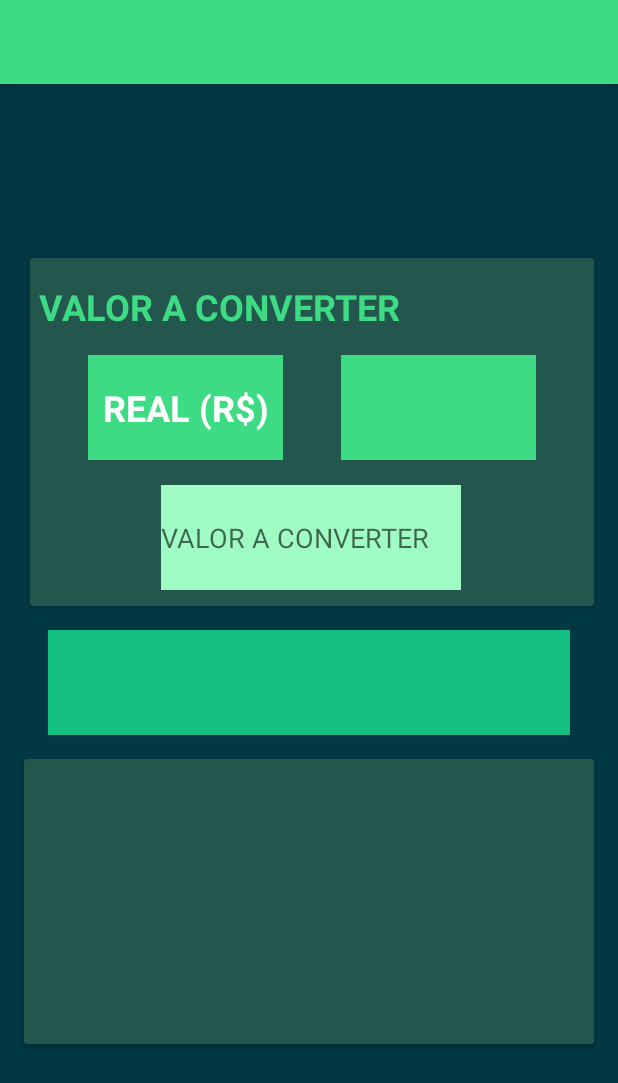
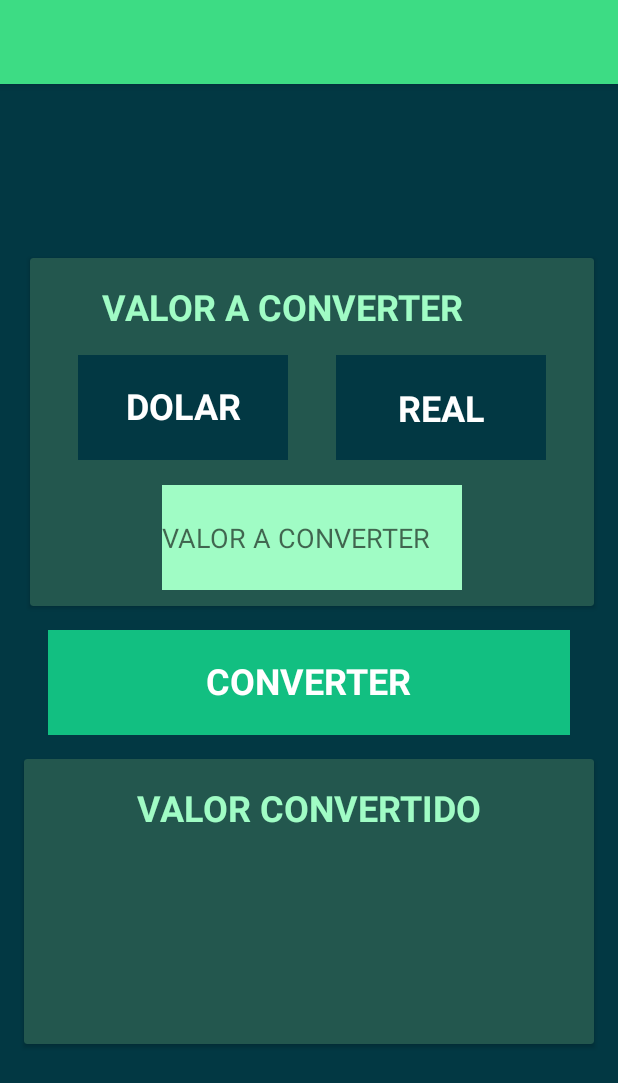
Before and after one commit to douginfodev/imersaodev6, an Android app: the screen it shows after launch (MainActivity), on a phone screen of 412 x 824 dp. Shown: the top 1083 px of the screen. Run offline under Robolectric (Android 15) with nearby library versions, the phone set to English and light mode, and no system bars; our stand-ins replace data binding.

Commit message:
Add function selectMoeda and MoedaConverter

```diff
--- a/app/src/main/java/com/nlwcopa/imersaodeveloper6/ui/conversor/ConversorFragment.kt
+++ b/app/src/main/java/com/nlwcopa/imersaodeveloper6/ui/conversor/ConversorFragment.kt
@@ -5,19 +5,49 @@ import android.view.LayoutInflater
 import android.view.View
 import android.view.ViewGroup
 import androidx.fragment.app.Fragment
+import androidx.lifecycle.ViewModelProvider
 import com.nlwcopa.imersaodeveloper6.R
+import com.nlwcopa.imersaodeveloper6.databinding.FragmentConversorBinding
 import com.nlwcopa.imersaodeveloper6.ui.main.MainFragment
 
 class ConversorFragment : Fragment () {
+
+    private var _binding: FragmentConversorBinding? = null
+    //private lateinit var conversorViewModel: ConversorViewModel
+
+    // This property is only valid between onCreateView and
+    // onDestroyView.
+    private val binding get() = _binding!!
 
     companion object {
         fun newInstance() = ConversorFragment()
     }
 
     override fun onCreateView(
-        inflater: LayoutInflater, container: ViewGroup?,
+        inflater: LayoutInflater,
+        container: ViewGroup?,
         savedInstanceState: Bundle?
     ): View {
-        return inflater.inflate(R.layout.fragment_conversor, container, false)
+
+        //ViewModel
+        val conversorViewModel =
+            ViewModelProvider(this).get(ConversorViewModel::class.java)
+
+        //Inserir Fragment na View
+        _binding = FragmentConversorBinding.inflate(inflater, container, false)
+        val root : View = binding.root
+
+        //binding.nome da variable no xml =
+        // nome da val do viewModelProvider
+        binding.conversorViewModel  = conversorViewModel
+        binding.lifecycleOwner = viewLifecycleOwner
+
+        return root
     }
+
+    override fun onDestroyView() {
+        super.onDestroyView()
+        _binding = null
+    }
+
 }
--- a/app/src/main/java/com/nlwcopa/imersaodeveloper6/ui/conversor/ConversorViewModel.kt
+++ b/app/src/main/java/com/nlwcopa/imersaodeveloper6/ui/conversor/ConversorViewModel.kt
@@ -7,15 +7,40 @@ import androidx.lifecycle.ViewModel
 
 class ConversorViewModel : ViewModel() {
 
-    private val _resultado = MutableLiveData<String>().apply {
-        value = "Crie seu próprio bolão da Copa e compartilhe entre amigos!"
-    }
-    val resultado: LiveData<String> = _resultado
+    private val _resultado = MutableLiveData<String>()
+    val resultado: LiveData<String>
+        get() = _resultado
+
+    private val _moedaSimbolo = MutableLiveData<String>()
+    val moedaSimbolo: LiveData<String>
+        get() = _moedaSimbolo
 
     //FUNCTIONS
     fun onConvert() {
-        Log.i("INFO","Valor Convertido")
+        var valorConvertido = 0.0
+        Log.i("INFO", "Valor Convertido")
         //Toast.makeText(this, "Game has just finished", Toast.LENGTH_SHORT).show()
+
+        valorConvertido = (30 * 5.11)
+        _resultado.value = selectMoeda(1)+valorConvertido.toString()
+    }
+
+    fun selectMoeda(tipo: Int): String {
+        val moedaString = when (tipo) {
+            1 -> "R$ "
+            2 -> "US$ "
+            3 -> "E$ "
+            else -> " "
+        }
+        return moedaString
+    }
+
+
+
+    fun birthdayGreeting(): String {
+        val nameGreeting = "Happy Birthday, Rover!"
+        val ageGreeting = "You are now 5 years old!"
+        return "$nameGreeting\n$ageGreeting"
     }
 
 
--- a/app/src/main/res/layout/fragment_conversor.xml
+++ b/app/src/main/res/layout/fragment_conversor.xml
@@ -22,12 +22,23 @@
             android:layout_marginEnd="32dp"
             android:layout_marginStart="32dp"
             android:layout_marginTop="16dp"
+            android:onClick="@{() -> conversorViewModel.onConvert()}"
             app:layout_constraintEnd_toEndOf="parent"
             app:layout_constraintStart_toStartOf="parent"
             app:layout_constraintTop_toBottomOf="@+id/cardVwValor"
-            app:srcCompat="@color/green_bold_700"
-            android:onClick="@{() -> conversorViewModel.onConvert()}"
-            />
+            app:srcCompat="@color/green_bold_700" />
+
+        <TextView
+            android:id="@+id/txtbtnconverter"
+            style="@style/txtView_button"
+            android:layout_width="wrap_content"
+            android:layout_height="wrap_content"
+            android:layout_gravity="center"
+            android:layout_marginBottom="20dp"
+            android:text="@string/btn_converter"
+            app:layout_constraintBottom_toBottomOf="@+id/btnconverter"
+            app:layout_constraintEnd_toEndOf="@+id/btnconverter"
+            app:layout_constraintStart_toStartOf="@+id/btnconverter" />
 
         <androidx.cardview.widget.CardView
             android:id="@+id/cardVwValor"
@@ -54,7 +65,6 @@
                     android:layout_width="200dp"
                     android:layout_height="70dp"
                     android:layout_marginBottom="16dp"
-                    android:layout_marginTop="16dp"
                     android:background="@color/green_normal_200"
                     android:drawable="@drawable/ic_editview_default"
                     android:ems="10"
@@ -62,34 +72,43 @@
                     android:inputType="numberDecimal"
                     app:layout_constraintBottom_toBottomOf="parent"
                     app:layout_constraintEnd_toEndOf="parent"
-                    app:layout_constraintHorizontal_bias="0.497"
-                    app:layout_constraintStart_toStartOf="parent"
-                    app:layout_constraintTop_toBottomOf="@+id/BtnMoeda1"
-                    app:layout_constraintVertical_bias="0.848" />
+                    app:layout_constraintStart_toStartOf="parent" />
 
                 <ImageButton
                     android:id="@+id/BtnMoeda1"
-                    android:layout_width="130dp"
+                    android:layout_width="140dp"
                     android:layout_height="70dp"
+                    android:layout_marginStart="32dp"
                     android:layout_marginTop="16dp"
                     android:padding="0dp"
-                    app:layout_constraintEnd_toStartOf="@+id/btnmoeda2"
-                    app:layout_constraintHorizontal_bias="0.5"
                     app:layout_constraintStart_toStartOf="parent"
                     app:layout_constraintTop_toBottomOf="@+id/txtViewValor"
-                    app:srcCompat="@color/green_light_400" />
+                    app:srcCompat="@color/bck_mobile" />
 
                 <ImageButton
                     android:id="@+id/btnmoeda2"
-                    android:layout_width="130dp"
+                    android:layout_width="140dp"
                     android:layout_height="70dp"
+                    android:layout_marginEnd="32dp"
+                    android:layout_marginTop="16dp"
                     android:padding="0dp"
+                    app:layout_constraintEnd_toEndOf="parent"
+                    app:layout_constraintTop_toBottomOf="@+id/txtViewValor"
+                    app:srcCompat="@color/bck_mobile" />
+
+                <TextView
+                    android:id="@+id/txtvwmoeda"
+                    style="@style/txtView_button"
+                    android:layout_width="wrap_content"
+                    android:layout_height="wrap_content"
+                    android:layout_gravity="center"
+                    android:text="@string/tit_dolar"
                     app:layout_constraintBottom_toBottomOf="@+id/BtnMoeda1"
-                    app:layout_constraintEnd_toEndOf="parent"
-                    app:layout_constraintHorizontal_bias="0.5"
-                    app:layout_constraintStart_toEndOf="@+id/BtnMoeda1"
+                    app:layout_constraintEnd_toEndOf="@+id/BtnMoeda1"
+                    app:layout_constraintHorizontal_bias="0.507"
+                    app:layout_constraintStart_toStartOf="@+id/BtnMoeda1"
                     app:layout_constraintTop_toTopOf="@+id/BtnMoeda1"
-                    app:srcCompat="@color/green_light_400" />
+                    app:layout_constraintVertical_bias="0.473" />
 
                 <TextView
                     android:id="@+id/txtvwmoeda1"
@@ -97,11 +116,11 @@
                     android:layout_width="wrap_content"
                     android:layout_height="wrap_content"
                     android:layout_gravity="center"
-                    android:text="@string/tit_dolar"
-                    app:layout_constraintBottom_toBottomOf="@+id/BtnMoeda1"
-                    app:layout_constraintEnd_toEndOf="@+id/BtnMoeda1"
-                    app:layout_constraintStart_toStartOf="@+id/BtnMoeda1"
-                    app:layout_constraintTop_toTopOf="@+id/BtnMoeda1" />
+                    android:text="@string/tit_real"
+                    app:layout_constraintBottom_toBottomOf="@+id/btnmoeda2"
+                    app:layout_constraintEnd_toEndOf="@+id/btnmoeda2"
+                    app:layout_constraintStart_toStartOf="@+id/btnmoeda2"
+                    app:layout_constraintTop_toTopOf="@+id/btnmoeda2" />
 
                 <TextView
                     android:id="@+id/txtViewValor"
@@ -110,11 +129,11 @@
                     android:layout_height="wrap_content"
                     android:layout_gravity="center"
                     android:layout_marginEnd="139dp"
-                    android:layout_marginStart="16dp"
+                    android:layout_marginStart="48dp"
                     android:layout_marginTop="16dp"
                     android:text="@string/titulo_valor"
                     app:layout_constraintEnd_toEndOf="parent"
-                    app:layout_constraintHorizontal_bias="0.5"
+                    app:layout_constraintHorizontal_bias="0.0"
                     app:layout_constraintStart_toStartOf="parent"
                     app:layout_constraintTop_toTopOf="parent" />
 
@@ -142,7 +161,47 @@
             app:layout_constraintHorizontal_bias="0.0"
             app:layout_constraintStart_toStartOf="parent"
             app:layout_constraintTop_toBottomOf="@+id/btnconverter"
-            app:layout_constraintVertical_bias="0.07" />
+            app:layout_constraintVertical_bias="0.07" >
+
+            <androidx.constraintlayout.widget.ConstraintLayout
+                android:layout_width="match_parent"
+                android:layout_height="match_parent">
+
+                <TextView
+                    android:id="@+id/txtvwresmoeda"
+                    android:layout_width="wrap_content"
+                    android:layout_height="wrap_content"
+                    android:layout_gravity="center"
+                    android:layout_marginBottom="44dp"
+                    android:layout_marginEnd="52dp"
+                    android:layout_marginStart="51dp"
+                    android:layout_marginTop="18dp"
+                    android:text="@{conversorViewModel.resultado}"
+                    android:textColor="@color/white"
+                    android:textSize="60sp"
+                    app:fontFamily="@font/roboto_bold_700"
+                    app:layout_constraintBottom_toBottomOf="parent"
+                    app:layout_constraintEnd_toEndOf="parent"
+                    app:layout_constraintHorizontal_bias="0.0"
+                    app:layout_constraintStart_toStartOf="parent"
+                    app:layout_constraintTop_toBottomOf="@+id/txtvwresultado" />
+
+                <TextView
+                    android:id="@+id/txtvwresultado"
+                    style="@style/txtView_label"
+                    android:layout_width="wrap_content"
+                    android:layout_height="wrap_content"
+                    android:layout_gravity="center"
+                    android:layout_marginEnd="76dp"
+                    android:layout_marginStart="75dp"
+                    android:layout_marginTop="16dp"
+                    android:text="@string/tit_valconverter"
+                    app:layout_constraintEnd_toEndOf="parent"
+                    app:layout_constraintStart_toStartOf="parent"
+                    app:layout_constraintTop_toTopOf="parent" />
+            </androidx.constraintlayout.widget.ConstraintLayout>
+
+        </androidx.cardview.widget.CardView>
 
     </androidx.constraintlayout.widget.ConstraintLayout>
 </layout>
--- a/app/src/main/res/values-night/themes.xml
+++ b/app/src/main/res/values-night/themes.xml
@@ -10,7 +10,7 @@
         <item name="colorSecondaryVariant">@color/teal_200</item>
         <item name="colorOnSecondary">@color/black</item>
         <!-- Status bar color. -->
-        <item name="android:statusBarColor">#023843</item>
+        <item name="android:statusBarColor">#23574E</item>
         <!-- Customize your theme here. -->
     </style>
 </resources>
--- a/app/src/main/res/values/strings.xml
+++ b/app/src/main/res/values/strings.xml
@@ -8,6 +8,9 @@
     <string name="tit_valconverter">VALOR CONVERTIDO</string>
     <string name="tit_moeda">Real (R$)</string>
     <string name="resultado_conversao">100,00</string>
-    <string name="tit_dolar">REAL (R$)</string>
-    <string name="tit_real">DOLAR (US$)</string>
+    <string name="tit_dolar">DOLAR</string>
+    <string name="tit_real">REAL</string>
+    <string name="btn_converter">CONVERTER</string>
+    <string name="valconvertido">R$ 100,00</string>
+
 </resources>
--- a/app/src/main/res/values/styles.xml
+++ b/app/src/main/res/values/styles.xml
@@ -3,7 +3,7 @@
 
     <style name="txtView_label">
         <item name="android:fontFamily">@font/roboto_bold_700</item>
-        <item name="android:textColor">@color/green_light_400</item>
+        <item name="android:textColor">@color/green_normal_200</item>
         <item name="android:textSize">24sp</item>
         <item name="android:textStyle">bold</item>
     </style>
--- a/app/src/main/res/values/themes.xml
+++ b/app/src/main/res/values/themes.xml
@@ -10,7 +10,7 @@
         <item name="colorSecondaryVariant">@color/teal_700</item>
         <item name="colorOnSecondary">@color/black</item>
         <!-- Status bar color. -->
-        <item name="android:statusBarColor">#023843</item>
+        <item name="android:statusBarColor">#23574E</item>
         <!-- Customize your theme here. -->
     </style>
 </resources>
```
